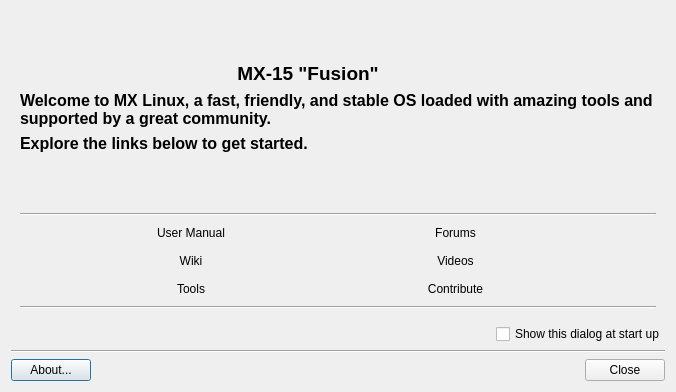
The window that mxwelcome.ui (MX-Linux/mx-welcome) describes before a commit, drawn with Qt 5.
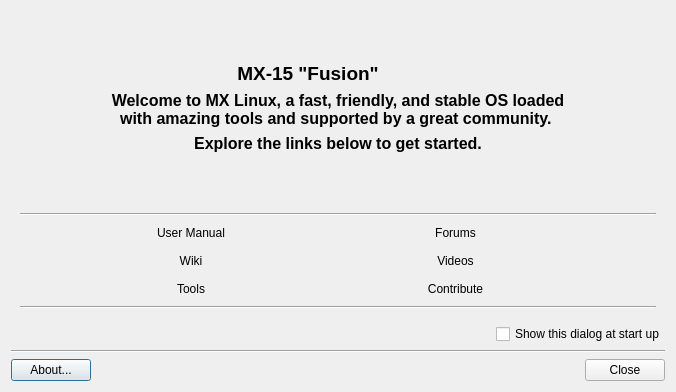
The same window after the commit. Icons and pictures are not drawn. Custom widgets are drawn as their Qt base class.

Commit message: center text

Patch:
```diff
--- a/mxwelcome.ui
+++ b/mxwelcome.ui
@@ -303,10 +303,10 @@
       <item row="3" column="0" colspan="5">
        <widget class="QLabel" name="labelIntro">
         <property name="text">
-         <string>&lt;html&gt;&lt;head/&gt;&lt;body&gt;&lt;p&gt;&lt;span style=&quot; font-size:12pt; font-weight:600;&quot;&gt;Welcome to MX Linux, a fast, friendly, and stable OS loaded with amazing tools and supported by a great community. &lt;/span&gt;&lt;/p&gt;&lt;/body&gt;&lt;/html&gt;</string>
+         <string>&lt;html&gt;&lt;head/&gt;&lt;body&gt;&lt;p&gt;&lt;span style=&quot; font-size:12pt; font-weight:600;&quot;&gt;Welcome to MX Linux, a fast, friendly, and stable OS loaded&lt;br/&gt;with amazing tools and supported by a great community. &lt;/span&gt;&lt;/p&gt;&lt;/body&gt;&lt;/html&gt;</string>
         </property>
         <property name="alignment">
-         <set>Qt::AlignLeading|Qt::AlignLeft|Qt::AlignVCenter</set>
+         <set>Qt::AlignCenter</set>
         </property>
         <property name="wordWrap">
          <bool>true</bool>
@@ -572,6 +572,9 @@
         <property name="textFormat">
          <enum>Qt::RichText</enum>
         </property>
+        <property name="alignment">
+         <set>Qt::AlignCenter</set>
+        </property>
        </widget>
       </item>
      </layout>
```
The commit also changes 11 other files.
